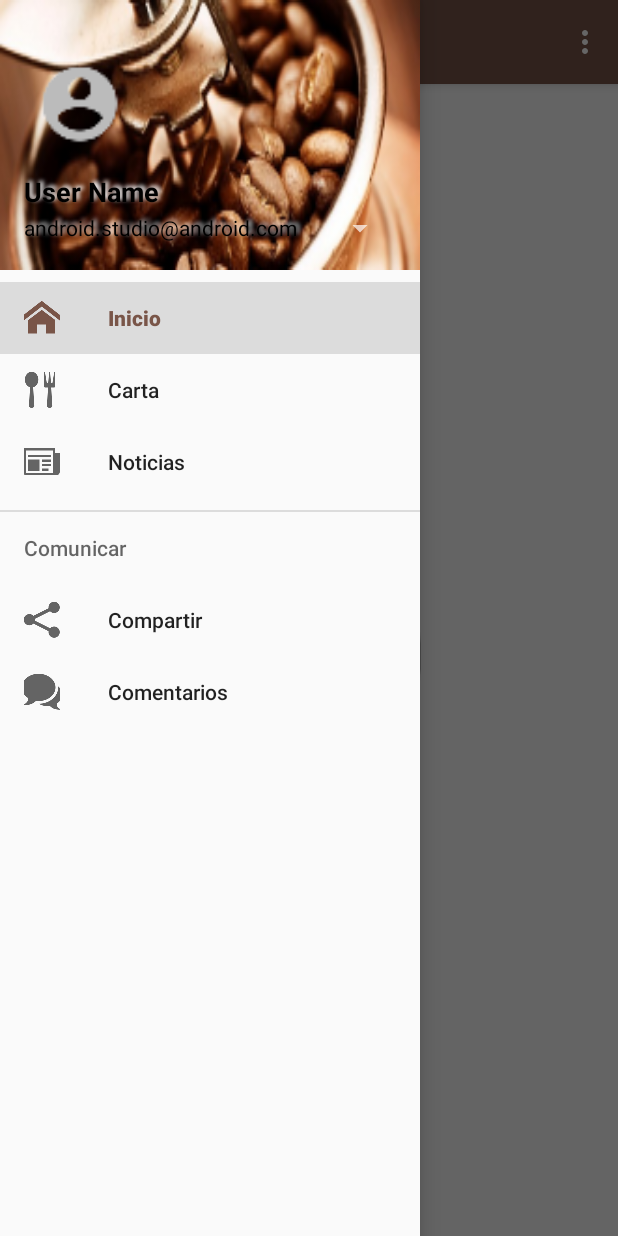
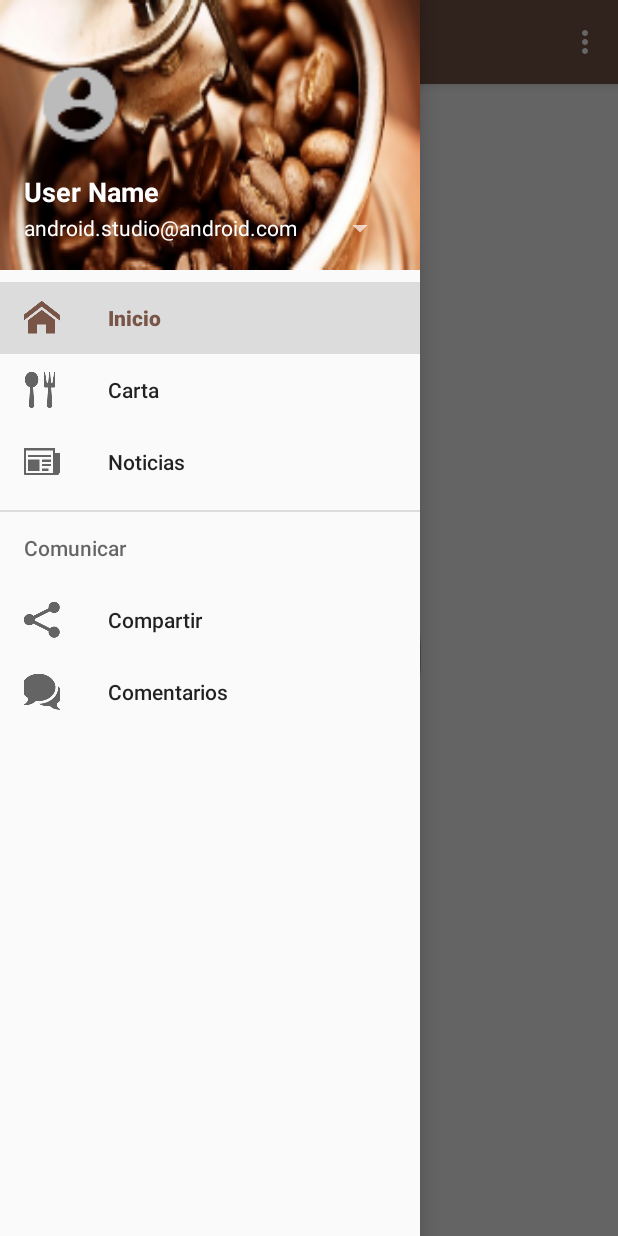
Before and after one commit to ESAlbertoMejia/CrafterAppBetaVersion, an Android app: the screen it shows after launch (MainActivity), with the side drawer open, on a phone screen of 412 x 824 dp. Run offline under Robolectric (Android 15) with nearby library versions, the phone set to English and light mode, and no system bars.

Commit message:
Modificacion de nav_header_main y agregamos estilo al Navigation View

```diff
--- a/app/src/main/res/layout/activity_main.xml
+++ b/app/src/main/res/layout/activity_main.xml
@@ -20,6 +20,7 @@
         android:layout_gravity="start"
         android:fitsSystemWindows="true"
         app:headerLayout="@layout/nav_header_main"
-        app:menu="@menu/activity_main_drawer" />
+        app:menu="@menu/activity_main_drawer"
+        style="@style/AppTheme.MyDrawerStyle"/>
 
 </android.support.v4.widget.DrawerLayout>
--- a/app/src/main/res/layout/nav_header_main.xml
+++ b/app/src/main/res/layout/nav_header_main.xml
@@ -24,13 +24,8 @@
         android:layout_width="match_parent"
         android:layout_height="wrap_content"
         android:paddingTop="@dimen/nav_header_vertical_spacing"
-        android:shadowColor="@android:color/white"
-        android:shadowDx="3"
-        android:shadowDy="-2"
-        android:shadowRadius="3"
         android:text="@string/user_name"
         android:textAppearance="@style/TextAppearance.AppCompat.Body1"
-        android:textColor="@android:color/black"
         android:textSize="18sp"
         android:textStyle="bold" />
 
@@ -39,11 +34,6 @@
         style="@style/Widget.AppCompat.Spinner"
         android:layout_width="match_parent"
         android:layout_height="wrap_content"
-        android:shadowColor="@android:color/white"
-        android:shadowDx="3"
-        android:shadowDy="-2"
-        android:shadowRadius="3"
-        android:textColor="@android:color/black"
         android:text="android.studio@android.com" />
 
 </LinearLayout>
--- a/app/src/main/res/values/styles.xml
+++ b/app/src/main/res/values/styles.xml
@@ -17,4 +17,8 @@
 
     <style name="AppTheme.PopupOverlay" parent="ThemeOverlay.AppCompat.Light" />
 
+    <style name="AppTheme.MyDrawerStyle" parent="AppTheme">
+        <item name="colorPrimary">@color/colorAccent</item>
+    </style>
+
 </resources>
```
